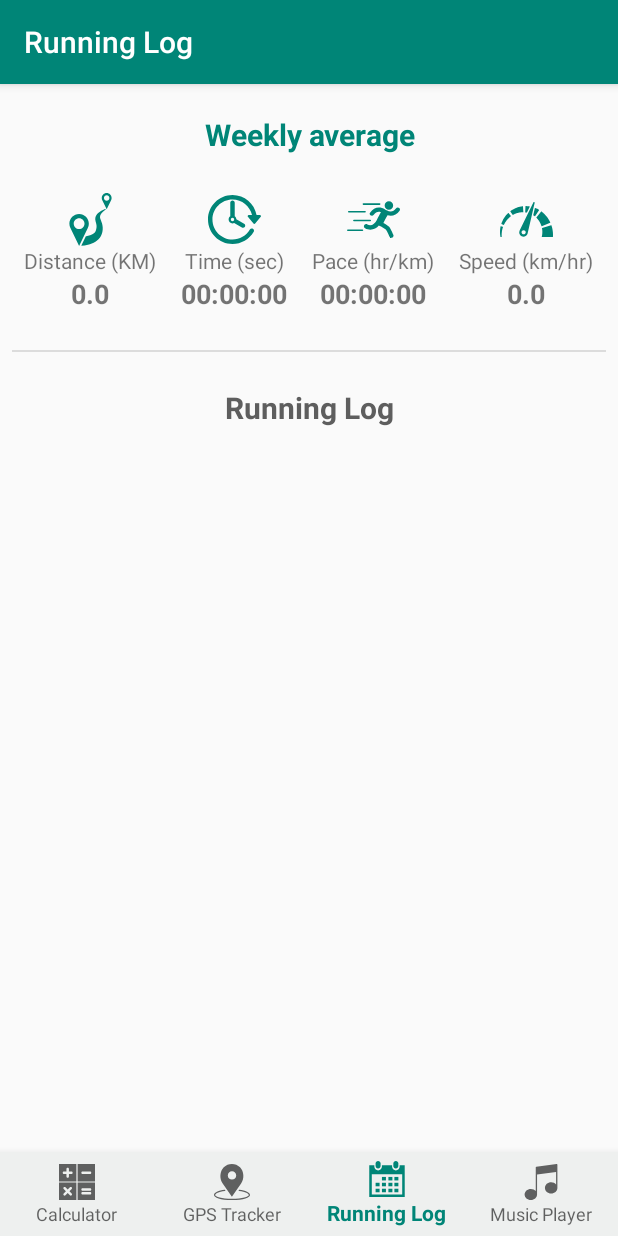
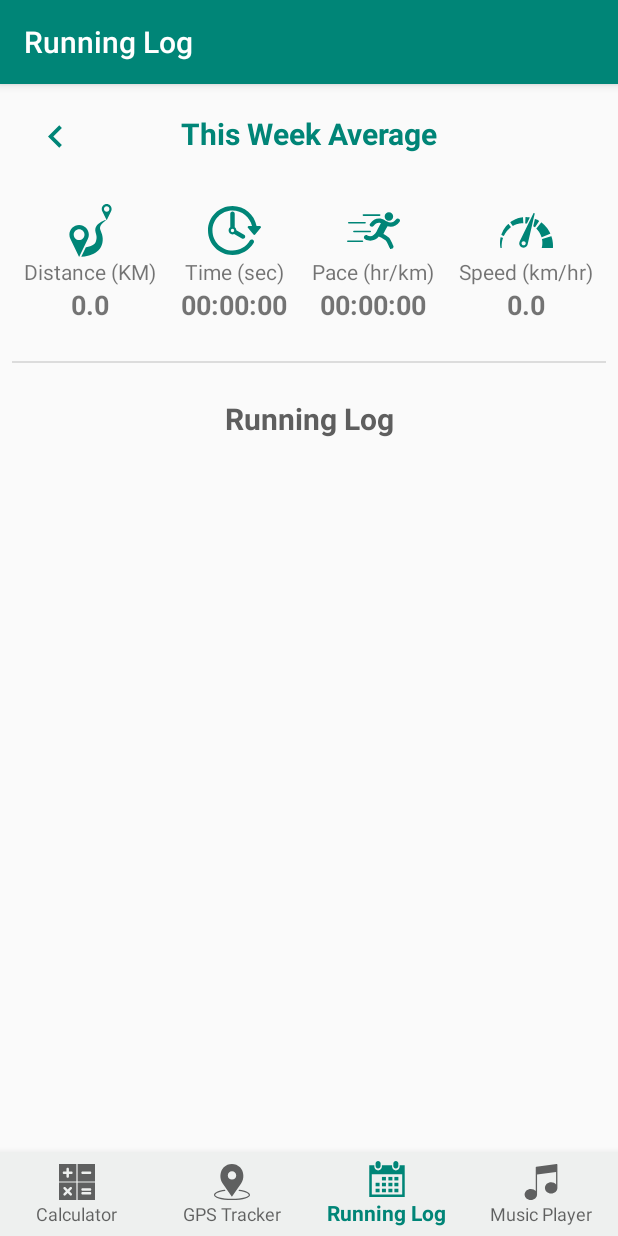
Before and after one commit to faihihi/running-diary, an Android app: the RunningLogFragment screen opened through its navigation route, on a phone screen of 412 x 824 dp. Run offline under Robolectric (Android 15) with nearby library versions, the phone set to English and light mode, and no system bars; our stand-ins replace Room's generated code, navigation-ui.

Commit message:
Added multiple weekly average

```diff
--- /dev/null
+++ b/app/src/main/res/drawable/ic_keyboard_arrow_right_black_24dp.xml
@@ -0,0 +1,9 @@
+<vector xmlns:android="http://schemas.android.com/apk/res/android"
+        android:width="30dp"
+        android:height="30dp"
+        android:viewportWidth="24.0"
+        android:viewportHeight="24.0">
+    <path
+        android:fillColor="#FF000000"
+        android:pathData="M8.59,16.34l4.58,-4.59 -4.58,-4.59L10,5.75l6,6 -6,6z"/>
+</vector>
--- a/app/src/main/res/layout/fragment_runninglog.xml
+++ b/app/src/main/res/layout/fragment_runninglog.xml
@@ -6,16 +6,51 @@
     android:orientation="vertical"
     android:scrollbars="vertical">
 
-    <TextView
+    <LinearLayout
         android:layout_width="match_parent"
-        android:layout_height="wrap_content"
-        android:layout_marginTop="20dp"
-        android:layout_marginBottom="15dp"
-        android:text="Weekly average"
-        android:textAlignment="center"
-        android:textColor="@color/colorPrimary"
-        android:textSize="20sp"
-        android:textStyle="bold" />
+        android:layout_height="70dp"
+        android:orientation="horizontal"
+        android:weightSum="3">
+
+        <Button
+            android:id="@+id/prev_week_btn"
+            style="@style/Widget.AppCompat.Button.Borderless"
+            android:layout_width="wrap_content"
+            android:layout_height="match_parent"
+            android:layout_marginLeft="10dp"
+            android:layout_weight="1"
+            android:drawableLeft="@drawable/ic_chevron_left_black_24dp"
+            android:drawableTint="@color/colorPrimary" />
+
+        <TextView
+            android:id="@+id/weeklyavg_text"
+            android:layout_width="wrap_content"
+            android:layout_height="wrap_content"
+            android:layout_marginLeft="15dp"
+            android:layout_marginRight="15dp"
+            android:layout_weight="1"
+            android:text="This Week Average"
+            android:textAlignment="center"
+            android:textColor="@color/colorPrimary"
+            android:textSize="20sp"
+            android:textStyle="bold" />
+
+        <Button
+            android:id="@+id/next_week_btn"
+            style="@style/Widget.AppCompat.Button.Borderless"
+            android:layout_width="wrap_content"
+            android:layout_height="match_parent"
+            android:layout_marginRight="10dp"
+            android:layout_weight="1"
+            android:visibility="invisible"
+            android:drawableRight="@drawable/ic_keyboard_arrow_right_black_24dp"
+            android:drawableTint="@color/colorPrimary"
+            android:textColor="@color/colorPrimary" />
+
+
+    </LinearLayout>
+
+
 
     <LinearLayout
         android:layout_width="match_parent"
```
Also changed, not shown: app/src/main/java/au/edu/sydney/comp5216/running_diary/ui/runninglog/CalendarItem.java (added, +45 -0 lines), app/src/main/java/au/edu/sydney/comp5216/running_diary/ui/runninglog/RunningLogFragment.java (+103 -16 lines).
